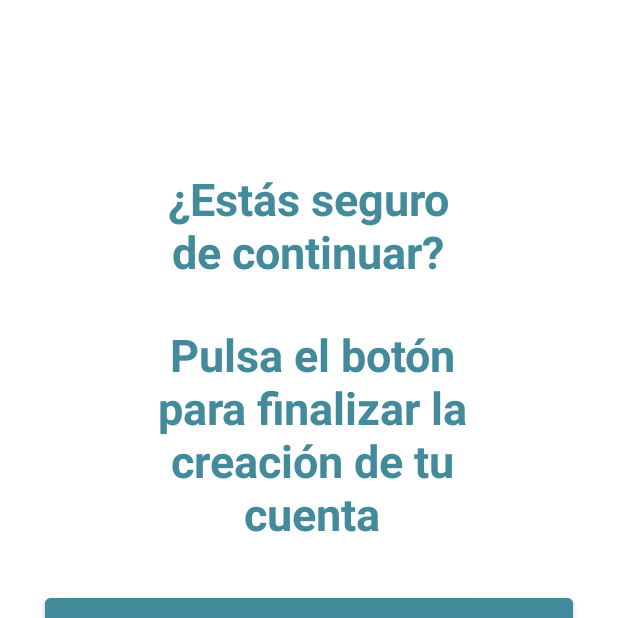
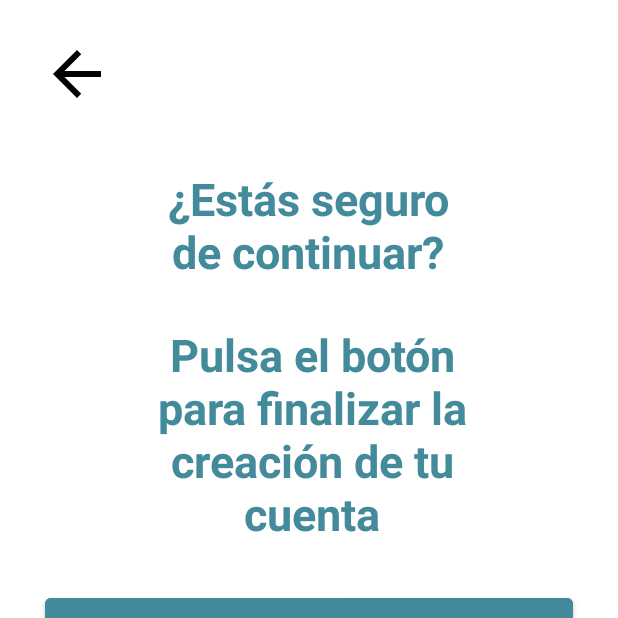
Before and after one commit to ChechoDev1/BookBeaconApp, an Android app: the fragment RegisterFragment3 placed in its activity, on a phone screen of 412 x 824 dp, the top half of it. Run offline under Robolectric (Android 15) with nearby library versions, the phone set to English and light mode, and no system bars; our stand-ins replace Firebase (no records; nobody signed in at launch, a user with empty details on screens opened directly), navigation-ui; 5 statements that could not run were skipped.

Commit message:
The last commit v.final2

```diff
--- a/app/src/main/java/com/example/projectbookbeaconapp/RegisterFragment3.kt
+++ b/app/src/main/java/com/example/projectbookbeaconapp/RegisterFragment3.kt
@@ -51,6 +51,10 @@ class RegisterFragment3 : Fragment() {
         // Agregar el callback al controlador de retroceso
         requireActivity().onBackPressedDispatcher.addCallback(viewLifecycleOwner, callback)
 
+        binding.imgBackF.setOnClickListener {
+            findNavController().navigate(RegisterFragment3Directions.actionFourthFragmentToThirdFragment(correo = correo, nombre = nombre))
+        }
+
         // Manejar el evento de clic en el botón de registro
         binding.btBotonSiguiente6.setOnClickListener {
             // Obtener el email y la contraseña ingresados por el usuario
--- a/app/src/main/res/layout/fragment_register_1.xml
+++ b/app/src/main/res/layout/fragment_register_1.xml
@@ -10,6 +10,7 @@
         android:layout_height="wrap_content"
         android:layout_margin="@dimen/margin_default"
         android:src="@drawable/vector_back"
+        android:backgroundTint="@color/white"
         app:layout_constraintStart_toStartOf="parent"
         app:layout_constraintTop_toTopOf="parent" />
 
--- a/app/src/main/res/layout/fragment_register_2.xml
+++ b/app/src/main/res/layout/fragment_register_2.xml
@@ -10,6 +10,7 @@
         android:layout_height="wrap_content"
         android:layout_margin="@dimen/margin_default"
         android:src="@drawable/vector_back"
+        android:backgroundTint="@color/white"
         app:layout_constraintStart_toStartOf="parent"
         app:layout_constraintTop_toTopOf="parent" />
 
--- a/app/src/main/res/layout/fragment_register_3.xml
+++ b/app/src/main/res/layout/fragment_register_3.xml
@@ -5,6 +5,16 @@
     android:layout_height="match_parent"
     xmlns:app="http://schemas.android.com/apk/res-auto"
     tools:context=".RegisterFragment3">
+
+    <ImageButton
+        android:id="@+id/imgBackF"
+        android:layout_width="wrap_content"
+        android:layout_height="wrap_content"
+        android:layout_margin="@dimen/margin_default"
+        android:src="@drawable/vector_back"
+        android:backgroundTint="@color/white"
+        app:layout_constraintStart_toStartOf="parent"
+        app:layout_constraintTop_toTopOf="parent" />
 
     <TextView
         android:id="@+id/tvTitulo5"
--- a/app/src/main/res/navigation/login_graph.xml
+++ b/app/src/main/res/navigation/login_graph.xml
@@ -74,6 +74,9 @@
         <action
             android:id="@+id/action_fourthFragment_to_navigationFragment"
             app:destination="@id/navigationFragment" />
+        <action
+            android:id="@+id/action_fourthFragment_to_thirdFragment"
+            app:destination="@id/thirdFragment" />
     </fragment>
     <fragment
         android:id="@+id/navigationFragment"
```
